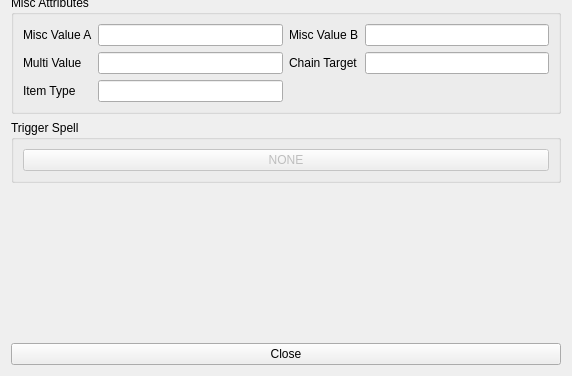
Above: editor/ui/spell_effect_dialog.ui from Kyoril/wow-pp before the change; both pictures show x 0 to 572 and y 486 to 862 of the 572 by 862 pixel window. Below: the same form after it.
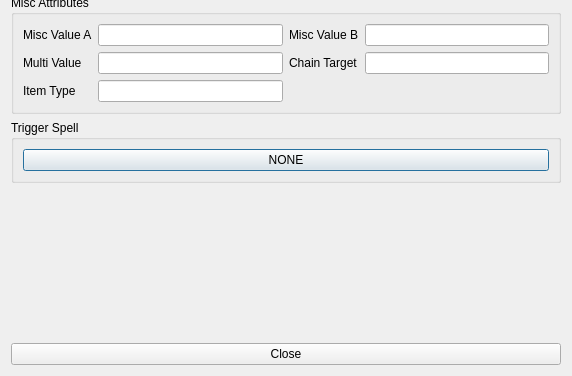
That is the form after the change. Icons and pictures are not drawn.

What changed in the file:
```diff
--- a/editor/ui/spell_effect_dialog.ui
+++ b/editor/ui/spell_effect_dialog.ui
@@ -331,7 +331,7 @@
       <item>
        <widget class="QPushButton" name="triggerSpellButton">
         <property name="enabled">
-         <bool>false</bool>
+         <bool>true</bool>
         </property>
         <property name="text">
          <string>NONE</string>
```
